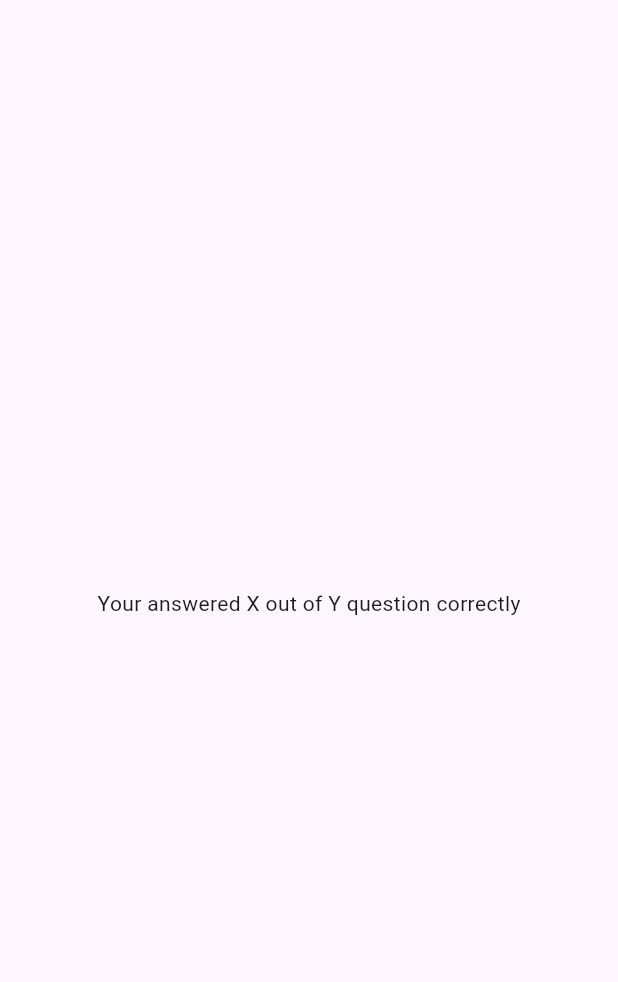
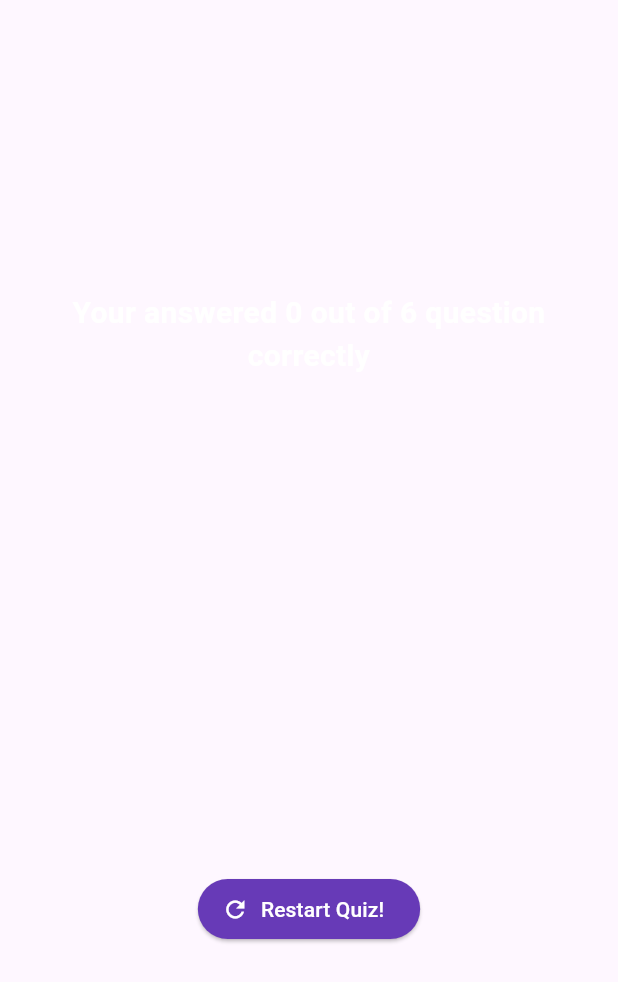
Before and after one commit to fadhilmuhaimin/adv_basics, a Flutter app: the ResultScreen widget shown alone on an empty page, opened directly with empty values, on a phone screen of 412 x 824 dp. Shown: the top 982 px of the screen. Run offline on Flutter 3.47's test engine with Material 3 defaults, Android fonts, the phone set to English and light mode, and no system bars; our stand-ins replace google_fonts; missing offline and left inert: dart:ffi.

```diff
--- /dev/null
+++ b/lib/questions_summary/questions_summary.dart
@@ -0,0 +1,32 @@
+import 'dart:ffi';
+
+import 'package:adv_basics/questions_summary/summary_item.dart';
+import 'package:flutter/material.dart';
+import 'package:flutter/widgets.dart';
+
+class QuestionsSummary extends StatelessWidget {
+  const QuestionsSummary(this.summaryData, {super.key});
+
+  final List<Map<String, Object>> summaryData;
+
+  @override
+  Widget build(BuildContext context) {
+    bool isCorrect(String correct_answer, String user_answer) {
+      return correct_answer == user_answer;
+    }
+
+
+    return SizedBox(
+      height: 300,
+      child: SingleChildScrollView(
+        child: Column(
+          children: summaryData.map((data) {
+            return SummaryItem(data);
+          }).toList(),
+        ),
+      ),
+    );
+  }
+
+
+}
--- a/lib/result_screen.dart
+++ b/lib/result_screen.dart
@@ -1,42 +1,67 @@
 import 'package:adv_basics/data/questions.dart';
-import 'package:adv_basics/questions_summary.dart';
+import 'package:adv_basics/questions_summary/questions_summary.dart';
 import 'package:flutter/material.dart';
 
 class ResultScreen extends StatelessWidget {
-  ResultScreen({super.key ,required this.choosenAnswer});
+  ResultScreen({super.key, required this.choosenAnswer, required this.reset});
+
+  final void Function() reset;
 
   List<String> choosenAnswer;
 
+  List<Map<String, Object>> get summaryData {
+    final List<Map<String, Object>> summary = [];
 
-  List <Map<String,Object>> getSummaryData(){
-    final List<Map<String,Object>> summary = [];
-
-    for(var i=0; i<choosenAnswer.length; i++){
+    for (var i = 0; i < choosenAnswer.length; i++) {
       summary.add({
-        'questions_index' : i,
-        'questions' : questions[i].text,
-        'correct_answer' : questions[1].answer[0],
-        'user_answer' : choosenAnswer[i]
+        'questions_index': i,
+        'questions': questions[i].text,
+        'correct_answer': questions[i].answer[0],
+        'user_answer': choosenAnswer[i],
+        'is_correct': choosenAnswer[i] == questions[i].answer[0]
       });
     }
     return summary;
-
   }
-
-
 
   @override
   Widget build(BuildContext context) {
+    final question_size = questions.length;
+    final correct_answer = summaryData
+        .where((data) => data['correct_answer'] == data['user_answer'])
+        .length;
     return SizedBox(
       width: double.infinity,
       child: Container(
         margin: const EdgeInsets.all(30.0),
-        child:  Column(
+        child: Column(
           mainAxisAlignment: MainAxisAlignment.center,
           children: [
-            Text("Your answered X out of Y question correctly"),
-            SizedBox(height: 20,),
-            QuestionsSummary(getSummaryData()),
+            Text(
+              "Your answered $correct_answer out of $question_size question correctly",
+              style: const TextStyle(
+                  fontWeight: FontWeight.bold,
+                  fontSize: 20,
+                  color: Colors.white),
+              textAlign: TextAlign.center,
+            ),
+            const SizedBox(
+              height: 20,
+            ),
+            QuestionsSummary(summaryData),
+            const SizedBox(
+              height: 10,
+            ),
+            ElevatedButton.icon(
+              onPressed: () {
+                reset();
+              },
+              style: ElevatedButton.styleFrom(
+                  foregroundColor: Colors.white,
+                  backgroundColor: Colors.deepPurple),
+              icon: const Icon(Icons.refresh_outlined),
+              label: const Text("Restart Quiz!"),
+            )
           ],
         ),
       ),
```
Also changed, not shown: lib/questions_summary.dart (deleted, +0 -31 lines), lib/questions_summary/summary_item.dart (added, +55 -0 lines), lib/quiz.dart (+8 -1 lines).
